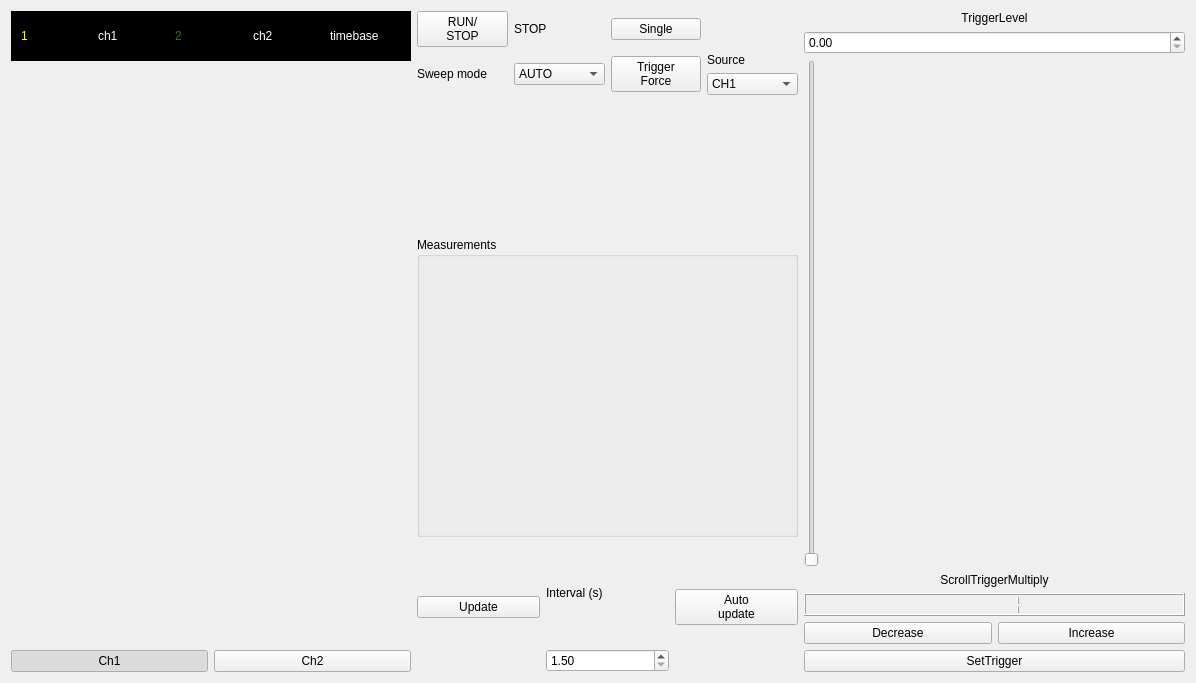
The window that TDS220/OscilloscopeWidgetUI_v1_02.ui (snu-quiqcl/Verdin_Log) describes before a commit, drawn with Qt 5.
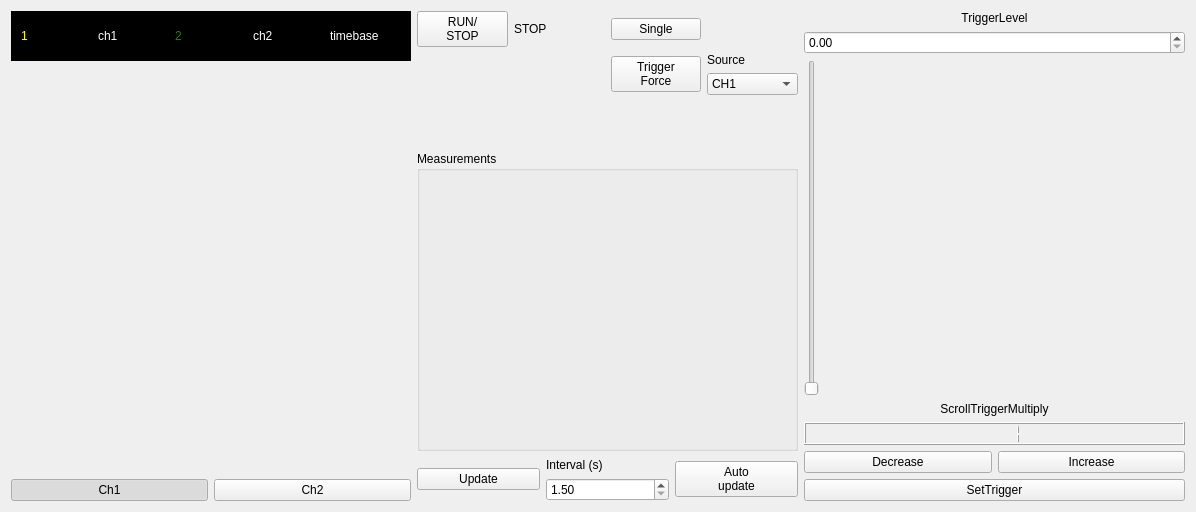
The same window after the commit.

What changed in the file:
```diff
--- a/TDS220/OscilloscopeWidgetUI_v1_02.ui
+++ b/TDS220/OscilloscopeWidgetUI_v1_02.ui
@@ -7,7 +7,7 @@
     <x>0</x>
     <y>0</y>
     <width>1196</width>
-    <height>683</height>
+    <height>512</height>
    </rect>
   </property>
   <property name="windowTitle">
@@ -251,31 +251,6 @@
        </property>
       </widget>
      </item>
-     <item row="1" column="0">
-      <layout class="QVBoxLayout" name="verticalLayout_2">
-       <item>
-        <widget class="QLabel" name="label_3">
-         <property name="text">
-          <string>Sweep mode</string>
-         </property>
-        </widget>
-       </item>
-      </layout>
-     </item>
-     <item row="1" column="1">
-      <widget class="QComboBox" name="sweepModeComboBox">
-       <item>
-        <property name="text">
-         <string>AUTO</string>
-        </property>
-       </item>
-       <item>
-        <property name="text">
-         <string>NORM</string>
-        </property>
-       </item>
-      </widget>
-     </item>
      <item row="0" column="2">
       <widget class="QPushButton" name="singleButton">
        <property name="text">
```
Left out of the diff: 16 changed lines with no effect on the pictures.
